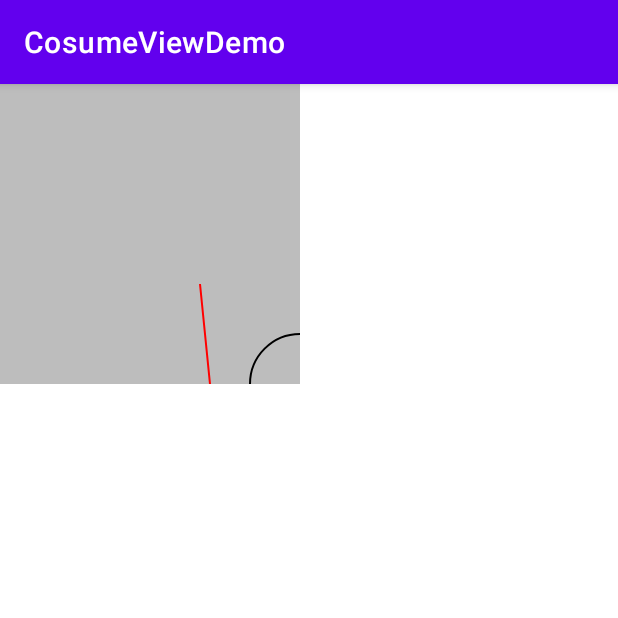
After one commit to zzfyx/ViewDemo, an Android app: the Lin5Activity screen opened directly, with no data from a screen before it, on a phone screen of 412 x 824 dp, the top half of it. The commit adds this screen. Run offline under Robolectric (Android 15) with nearby library versions, the phone set to English and light mode, and no system bars.

Commit message:
viewgroup动画。。。

```diff
--- a/app/src/main/AndroidManifest.xml
+++ b/app/src/main/AndroidManifest.xml
@@ -9,6 +9,9 @@
         android:roundIcon="@mipmap/ic_launcher_round"
         android:supportsRtl="true"
         android:theme="@style/Theme.CosumeViewDemo">
+        <activity
+            android:name=".l5.Lin5Activity"
+            android:exported="true" />
         <activity
             android:name=".l4.Lin4Activity"
             android:exported="true" />
--- a/app/src/main/java/com/hcmes/viewdemo/MainActivity.kt
+++ b/app/src/main/java/com/hcmes/viewdemo/MainActivity.kt
@@ -13,6 +13,7 @@ import com.hcmes.viewdemo.l2.Lin2Activity
 import com.hcmes.viewdemo.l1.Lin1Activity
 import com.hcmes.viewdemo.l3.Lin3Activity
 import com.hcmes.viewdemo.l4.Lin4Activity
+import com.hcmes.viewdemo.l5.Lin5Activity
 import java.util.ArrayList
 
 class MainActivity : AppCompatActivity() {
@@ -25,6 +26,7 @@ class MainActivity : AppCompatActivity() {
         array.add(ListDemo("补间动画和帧动画 （视图动画）",Lin2Activity::class.java))
         array.add(ListDemo("属性动画", Lin3Activity::class.java))
         array.add(ListDemo("布局动画", Lin4Activity::class.java))
+        array.add(ListDemo("PathMeasure", Lin5Activity::class.java))
         recyclerView=  findViewById<RecyclerView>(R.id.recyclerView);
         var manager=  LinearLayoutManager(this@MainActivity)
         manager.setOrientation(RecyclerView.VERTICAL)
--- /dev/null
+++ b/app/src/main/java/com/hcmes/viewdemo/l5/Lin5Activity.kt
@@ -0,0 +1,16 @@
+package com.hcmes.viewdemo.l5
+
+import androidx.appcompat.app.AppCompatActivity
+import android.os.Bundle
+import android.view.LayoutInflater
+import com.hcmes.viewdemo.databinding.ActivityLin5Binding
+
+class Lin5Activity : AppCompatActivity() {
+    lateinit var bind:ActivityLin5Binding
+    override fun onCreate(savedInstanceState: Bundle?) {
+        super.onCreate(savedInstanceState)
+         bind=  ActivityLin5Binding.inflate(LayoutInflater.from(this))
+         setContentView(bind.root)
+
+    }
+}
--- /dev/null
+++ b/app/src/main/java/com/hcmes/viewdemo/l5/PathView.kt
@@ -0,0 +1,92 @@
+package com.hcmes.viewdemo.l5
+
+import android.animation.ValueAnimator
+import android.content.Context
+import android.graphics.*
+import android.util.AttributeSet
+import android.util.Log
+import android.view.View
+import android.view.animation.BounceInterpolator
+
+class PathView: View{
+    constructor(context: Context?) : super(context)
+    constructor(context: Context?, attrs: AttributeSet?) : super(context, attrs){
+        init()
+    }
+    constructor(context: Context?, attrs: AttributeSet?, defStyleAttr: Int) : super(
+        context,
+        attrs,
+        defStyleAttr
+    ){
+        init()
+    }
+    var currentFloat:Float=0f
+    fun init(){
+        setLayerType(LAYER_TYPE_SOFTWARE,null)
+        var valueAnimator=  ValueAnimator.ofFloat(0f,1f).setDuration(2000)
+        valueAnimator.addUpdateListener {
+            currentFloat=it.getAnimatedValue() as Float
+            invalidate()
+        }
+        valueAnimator.repeatCount=ValueAnimator.INFINITE
+       // valueAnimator.interpolator=BounceInterpolator()
+        valueAnimator.start()
+    }
+
+    override fun onDraw(canvas: Canvas) {
+        super.onDraw(canvas)
+        var paint= Paint()
+        paint.setColor(Color.BLACK)
+        paint.strokeWidth=2f
+        paint.style=Paint.Style.STROKE
+        var path=Path()
+        canvas.translate(200f,200f)
+/*
+
+
+        path.moveTo(0f,100f)
+        path.lineTo(0f,100f)
+        path.lineTo(100f,100f)
+        path.lineTo(100f,0f)
+        var measure1=PathMeasure(path,false)
+        var measure2=PathMeasure(path,true)
+
+
+        Log.e("qijian","forceClose=false-->"+measure1.length)
+        Log.e("qijian","forceClose=true-->"+measure2.length)
+        canvas.drawPath(path,paint)
+*/
+
+
+     /*
+        path.addRect(-50f,-50f,50f,50f,Path.Direction.CCW)
+        path.addRect(-100f,-100f,100f,100f,Path.Direction.CCW)
+        path.addRect(-120f,-120f,120f,120f,Path.Direction.CW)
+        canvas.drawPath(path,paint)
+        var measure=PathMeasure(path,false)
+
+        do {
+         var len=   measure.length;
+            Log.i("qijian","len="+len)
+        }while (measure.nextContour())*/
+
+
+        path.addCircle(100f,100f,50f,Path.Direction.CW)
+        canvas.drawPath(path,paint)
+        var dst=Path()
+        dst.lineTo(10f,100f)
+        var measure=PathMeasure(path,false)
+
+
+        var stop=currentFloat*measure.length
+        var start=stop-(0.5f-Math.abs(currentFloat-0.5f))*measure.length
+        Log.i("qijian","len="+start)
+        //最后一个函数，如果startWithmoveTo为true，路径起始点移动到新添加路径的起始点，否则使用之前的路径直接连过来，不会调用moveto
+      //  dst.reset()
+        measure.getSegment(start,stop,dst,true)
+        paint.setColor(Color.RED)
+        canvas.drawPath(dst,paint)
+
+
+    }
+}
--- /dev/null
+++ b/app/src/main/res/layout/activity_lin5.xml
@@ -0,0 +1,16 @@
+<?xml version="1.0" encoding="utf-8"?>
+<LinearLayout xmlns:android="http://schemas.android.com/apk/res/android"
+    xmlns:app="http://schemas.android.com/apk/res-auto"
+    xmlns:tools="http://schemas.android.com/tools"
+    android:layout_width="match_parent"
+    android:layout_height="match_parent"
+    android:orientation="vertical"
+    tools:context=".l5.Lin5Activity">
+    <com.hcmes.viewdemo.l5.PathView
+        android:id="@+id/pathView"
+        android:layout_width="200dp"
+        android:layout_height="200dp"
+        android:background="@color/gray_400"
+        />
+
+</LinearLayout>
```
